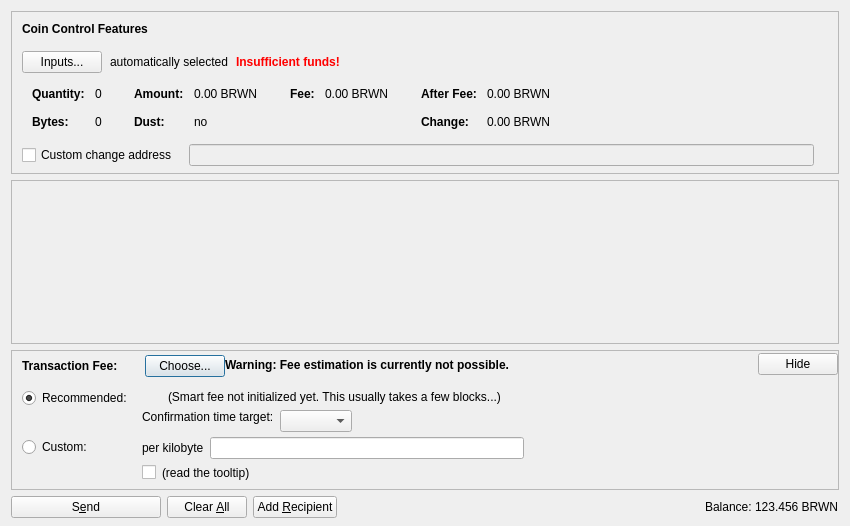
Before: the Qt Designer form src/qt/forms/sendcoinsdialog.ui in browncoin-project/Browncoin, drawn with Qt 5.
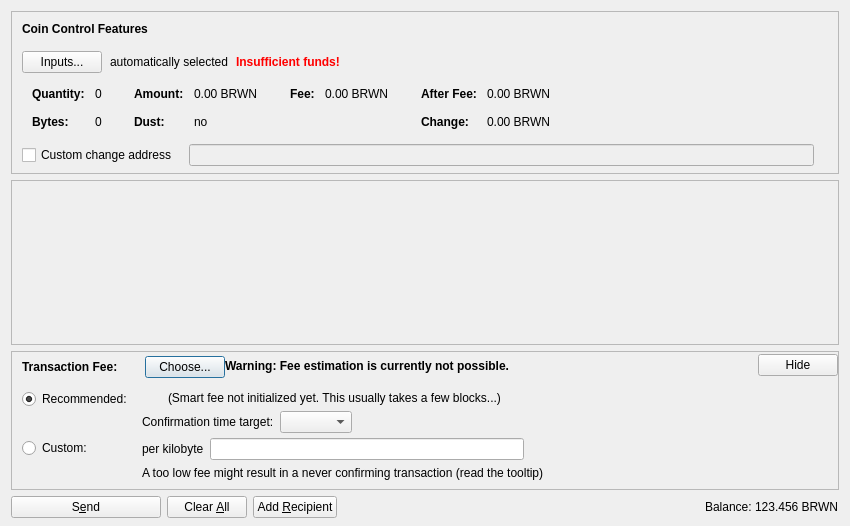
After: the same form once the commit is applied. Icons and pictures are not drawn. Custom widgets are drawn as their Qt base class.

```diff
--- a/src/qt/forms/sendcoinsdialog.ui
+++ b/src/qt/forms/sendcoinsdialog.ui
@@ -876,17 +876,7 @@
                <item>
                 <layout class="QHBoxLayout" name="horizontalLayoutFee8">
                  <item>
-                  <widget class="QCheckBox" name="checkBoxMinimumFee">
-                   <property name="toolTip">
-                    <string>Paying only the minimum fee is just fine as long as there is less transaction volume than space in the blocks. But be aware that this can end up in a never confirming transaction once there is more demand for browncoin transactions than the network can process.</string>
-                   </property>
-                   <property name="text">
-                    <string/>
-                   </property>
-                  </widget>
-                 </item>
-                 <item>
-                  <widget class="QLabel" name="labelMinFeeWarning">
+                  <widget class="QLabel" name="labelCustomFeeWarning">
                    <property name="enabled">
                     <bool>true</bool>
                    </property>
@@ -894,10 +884,7 @@
                     <string>Paying only the minimum fee is just fine as long as there is less transaction volume than space in the blocks. But be aware that this can end up in a never confirming transaction once there is more demand for browncoin transactions than the network can process.</string>
                    </property>
                    <property name="text">
-                    <string>(read the tooltip)</string>
-                   </property>
-                   <property name="margin">
-                    <number>5</number>
+                    <string>A too low fee might result in a never confirming transaction (read the tooltip)</string>
                    </property>
                   </widget>
                  </item>
@@ -990,9 +977,6 @@
                    <property name="text">
                     <string/>
                    </property>
-                   <property name="margin">
-                    <number>2</number>
-                   </property>
                   </widget>
                  </item>
                  <item>
@@ -1007,9 +991,6 @@
                    <property name="text">
                     <string>(Smart fee not initialized yet. This usually takes a few blocks...)</string>
                    </property>
-                   <property name="margin">
-                    <number>2</number>
-                   </property>
                   </widget>
                  </item>
                  <item>
@@ -1036,24 +1017,8 @@
                      <property name="text">
                       <string>Confirmation time target:</string>
                      </property>
-                     <property name="margin">
-                      <number>2</number>
-                     </property>
                     </widget>
                    </item>
-                   <item>
-                    <spacer name="verticalSpacer_3">
-                     <property name="orientation">
-                      <enum>Qt::Vertical</enum>
-                     </property>
-                     <property name="sizeHint" stdset="0">
-                      <size>
-                       <width>1</width>
-                       <height>1</height>
-                      </size>
-                     </property>
-                    </spacer>
-                   </item>
                   </layout>
                  </item>
                  <item>
```
Left out of the diff: 6 changed lines with no effect on the pictures.
